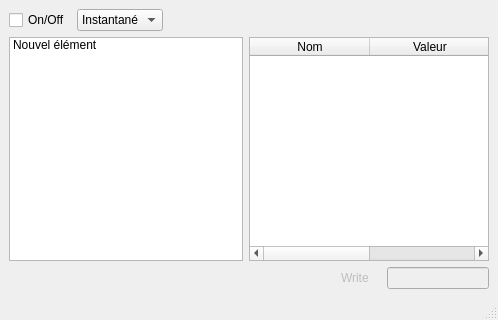
Qt form BasicModules/DataView/ihm_DataView.ui (CRLG/LABOTBOX) before a commit.
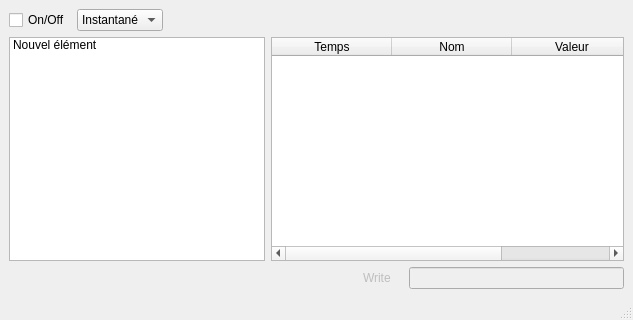
The same form after that commit. Icons and pictures are not drawn.

The edit to the form file:
```diff
--- a/BasicModules/DataView/ihm_DataView.ui
+++ b/BasicModules/DataView/ihm_DataView.ui
@@ -6,7 +6,7 @@
    <rect>
     <x>0</x>
     <y>0</y>
-    <width>498</width>
+    <width>633</width>
     <height>320</height>
    </rect>
   </property>
@@ -158,6 +158,11 @@
       <attribute name="horizontalHeaderMinimumSectionSize">
        <number>120</number>
       </attribute>
+      <column>
+       <property name="text">
+        <string>Temps</string>
+       </property>
+      </column>
       <column>
        <property name="text">
         <string>Nom</string>
```
Left out of the diff: 6 changed lines with no effect on the pictures.
